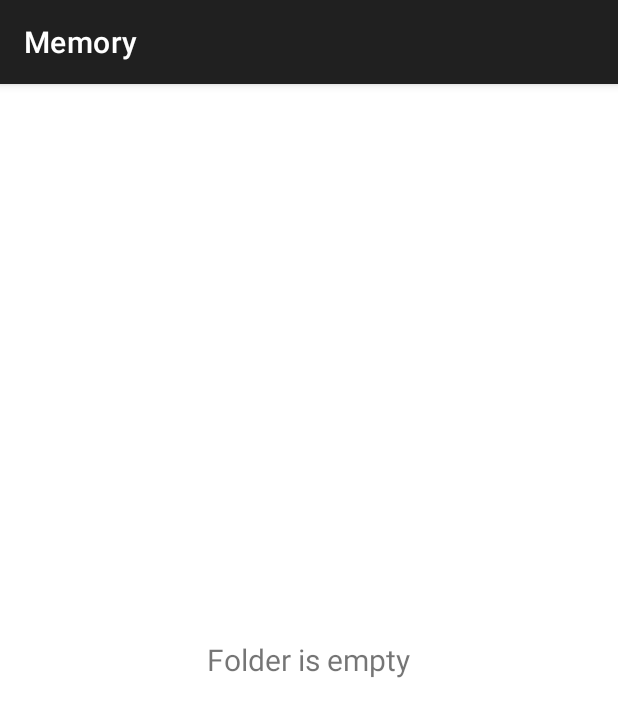
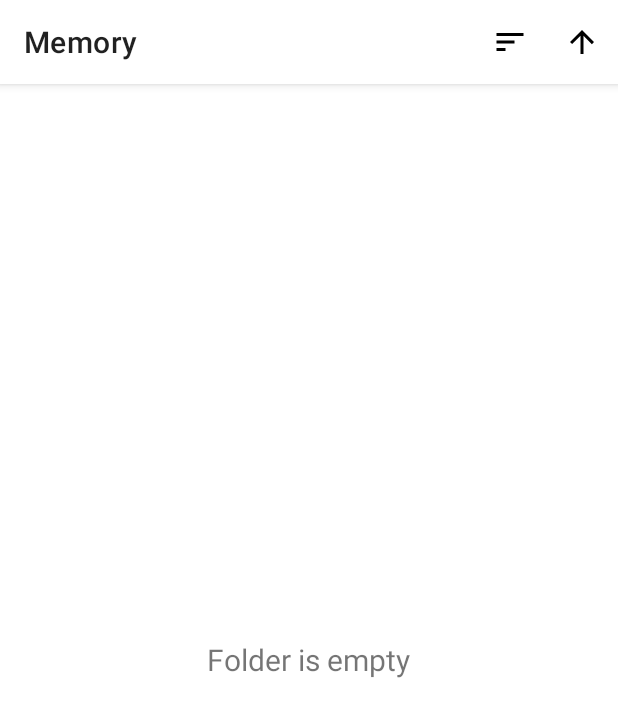
Before and after one commit to okuymakov/FileManager, an Android app: the screen it shows after launch (MainActivity), on a phone screen of 412 x 824 dp. Shown: the top 717 px of the screen. Run offline under Robolectric (Android 15) with nearby library versions, the phone set to English and light mode, and no system bars; 1 statement that could not run was skipped.

Commit message:
Add file sorting

```diff
--- a/app/src/main/java/com/example/vkinternshipapp/filemanager/FileManager.kt
+++ b/app/src/main/java/com/example/vkinternshipapp/filemanager/FileManager.kt
@@ -1,5 +1,6 @@
 package com.example.vkinternshipapp.filemanager
 
+import com.example.vkinternshipapp.core.sort
 import com.example.vkinternshipapp.models.FileModel
 import kotlinx.coroutines.*
 import java.io.File
@@ -28,9 +29,14 @@ class FileManager(
         }
     }
 
-    suspend fun fetchFiles(): List<FileModel> = withContext(dispatcher) {
-        val dirPath = stack.peek()
-        dirPath?.let { File(it) }?.listFiles()?.map { file ->
+    suspend fun fetchFiles(
+        sortType: SortType = SortType.BY_NAME,
+        isDescending: Boolean = false,
+        showHiddenFiles: Boolean = false
+    ): List<FileModel> = withContext(dispatcher) {
+        val path = stack.peek()
+        path?.let { File(it) }?.listFiles { file -> file.isHidden == showHiddenFiles }
+            ?.map { file ->
                 async {
                     FileModel(
                         name = if (file.isDirectory) file.name else file.nameWithoutExtension,
@@ -42,6 +48,6 @@ class FileManager(
                         itemsCount = file.listFiles()?.size ?: 0
                     )
                 }
-        }?.awaitAll()?.sortedWith(compareBy({ !it.isDirectory }, { it.name })) ?: emptyList()
+            }?.awaitAll()?.sort(sortType, isDescending) ?: emptyList()
     }
 }
--- /dev/null
+++ b/app/src/main/java/com/example/vkinternshipapp/filemanager/SortType.kt
@@ -0,0 +1,8 @@
+package com.example.vkinternshipapp.filemanager
+
+enum class SortType {
+    BY_NAME,
+    BY_SIZE,
+    BY_DATE,
+    BY_TYPE
+}
--- a/app/src/main/java/com/example/vkinternshipapp/ui/MainAction.kt
+++ b/app/src/main/java/com/example/vkinternshipapp/ui/MainAction.kt
@@ -1,6 +1,10 @@
 package com.example.vkinternshipapp.ui
+
+import com.example.vkinternshipapp.filemanager.SortType
 
 sealed class MainAction {
     data class MoveToDirectory(val path: String): MainAction()
     object MoveBack: MainAction()
+    object ChangeSortDirection: MainAction()
+    data class SortBy(val sortType: SortType) : MainAction()
 }
--- a/app/src/main/java/com/example/vkinternshipapp/ui/MainState.kt
+++ b/app/src/main/java/com/example/vkinternshipapp/ui/MainState.kt
@@ -1,6 +1,7 @@
 package com.example.vkinternshipapp.ui
 
 import com.example.vkinternshipapp.R
+import com.example.vkinternshipapp.filemanager.SortType
 import com.example.vkinternshipapp.core.StringResource
 import com.example.vkinternshipapp.core.UiText
 import com.example.vkinternshipapp.models.FileModel
@@ -9,5 +10,7 @@ data class MainState(
     val files: List<FileModel> = emptyList(),
     val isLoading: Boolean = false,
     val directories: List<UiText> = listOf(StringResource(R.string.root_dir_name)),
-    val isRoot: Boolean = true
+    val isRoot: Boolean = true,
+    val sortType: SortType = SortType.BY_NAME,
+    val isDescending: Boolean = false
 )
--- a/app/src/main/java/com/example/vkinternshipapp/ui/MainViewModel.kt
+++ b/app/src/main/java/com/example/vkinternshipapp/ui/MainViewModel.kt
@@ -3,10 +3,9 @@ package com.example.vkinternshipapp.ui
 import androidx.lifecycle.ViewModel
 import androidx.lifecycle.viewModelScope
 import com.example.vkinternshipapp.R
-import com.example.vkinternshipapp.core.Constants
-import com.example.vkinternshipapp.core.DynamicString
-import com.example.vkinternshipapp.core.StringResource
+import com.example.vkinternshipapp.core.*
 import com.example.vkinternshipapp.filemanager.FileManager
+import com.example.vkinternshipapp.filemanager.SortType
 import kotlinx.coroutines.channels.Channel
 import kotlinx.coroutines.flow.MutableStateFlow
 import kotlinx.coroutines.flow.asStateFlow
@@ -35,9 +34,7 @@ class MainViewModel(
 
     private fun moveBack() {
         if (fileManager.moveBack()) {
-            viewModelScope.launch {
-                fetchFiles()
-            }
+            fetchFiles()
         } else {
             viewModelScope.launch {
                 _events.send(MainEvent.CloseApp)
@@ -45,16 +42,21 @@ class MainViewModel(
         }
     }
 
-    private fun fetchFiles() {
+    private fun fetchFiles(
+        sortType: SortType = _state.value.sortType,
+        isDescending: Boolean = _state.value.isDescending
+    ) {
         viewModelScope.launch {
             val dirs = fileManager.currentPath
                 ?.replace(Constants.ROOT_PATH, "")?.split(File.separator)
                 ?.filterNot { it.isBlank() }?.map { DynamicString(it) } ?: emptyList()
             _state.emit(
                 _state.value.copy(
-                    files = fileManager.fetchFiles(),
+                    files = fileManager.fetchFiles(sortType, isDescending),
                     isRoot = fileManager.isRoot,
-                    directories = listOf(StringResource(R.string.root_dir_name)) + dirs
+                    directories = listOf(StringResource(R.string.root_dir_name)) + dirs,
+                    isDescending = isDescending,
+                    sortType = sortType
                 )
             )
         }
@@ -64,6 +66,8 @@ class MainViewModel(
         when (action) {
             MainAction.MoveBack -> moveBack()
             is MainAction.MoveToDirectory -> moveToDirectory(action.path)
+            MainAction.ChangeSortDirection -> fetchFiles(isDescending = !_state.value.isDescending)
+            is MainAction.SortBy -> fetchFiles(action.sortType)
         }
     }
 }
--- /dev/null
+++ b/app/src/main/res/drawable/ic_arrow_down_24.xml
@@ -0,0 +1,5 @@
+<vector android:height="24dp" android:tint="#000000"
+    android:viewportHeight="24" android:viewportWidth="24"
+    android:width="24dp" xmlns:android="http://schemas.android.com/apk/res/android">
+    <path android:fillColor="@android:color/white" android:pathData="M20,12l-1.41,-1.41L13,16.17V4h-2v12.17l-5.58,-5.59L4,12l8,8 8,-8z"/>
+</vector>
--- /dev/null
+++ b/app/src/main/res/drawable/ic_arrow_up_24.xml
@@ -0,0 +1,5 @@
+<vector android:height="24dp" android:tint="#000000"
+    android:viewportHeight="24" android:viewportWidth="24"
+    android:width="24dp" xmlns:android="http://schemas.android.com/apk/res/android">
+    <path android:fillColor="@android:color/white" android:pathData="M4,12l1.41,1.41L11,7.83V20h2V7.83l5.58,5.59L20,12l-8,-8 -8,8z"/>
+</vector>
--- /dev/null
+++ b/app/src/main/res/drawable/ic_sort_24.xml
@@ -0,0 +1,5 @@
+<vector android:height="24dp" android:tint="#000000"
+    android:viewportHeight="24" android:viewportWidth="24"
+    android:width="24dp" xmlns:android="http://schemas.android.com/apk/res/android">
+    <path android:fillColor="@android:color/white" android:pathData="M3,18h6v-2L3,16v2zM3,6v2h18L21,6L3,6zM3,13h12v-2L3,11v2z"/>
+</vector>
--- a/app/src/main/res/layout/activity_main.xml
+++ b/app/src/main/res/layout/activity_main.xml
@@ -15,10 +15,10 @@
 
         <com.google.android.material.appbar.MaterialToolbar
             android:id="@+id/toolbar"
-            style="@style/Widget.MaterialComponents.Toolbar.Primary"
+            style="@style/Widget.MaterialComponents.Toolbar.Surface"
             android:layout_width="match_parent"
             android:layout_height="?attr/actionBarSize"
-            app:navigationIconTint="@color/white"
+            app:menu="@menu/toolbar_menu"
             app:title="FileManager" />
     </com.google.android.material.appbar.AppBarLayout>
 
--- /dev/null
+++ b/app/src/main/res/menu/sort_popup.xml
@@ -0,0 +1,17 @@
+<?xml version="1.0" encoding="utf-8"?>
+<menu xmlns:android="http://schemas.android.com/apk/res/android">
+    <group android:checkableBehavior="single">
+        <item
+            android:id="@+id/by_name"
+            android:title="@string/sort_by_name" />
+        <item
+            android:id="@+id/by_date"
+            android:title="@string/sort_by_date" />
+        <item
+            android:id="@+id/by_type"
+            android:title="@string/sort_by_type" />
+        <item
+            android:id="@+id/by_size"
+            android:title="@string/sort_by_size" />
+    </group>
+</menu>
--- /dev/null
+++ b/app/src/main/res/menu/toolbar_menu.xml
@@ -0,0 +1,14 @@
+<?xml version="1.0" encoding="utf-8"?>
+<menu xmlns:android="http://schemas.android.com/apk/res/android"
+    xmlns:app="http://schemas.android.com/apk/res-auto">
+    <item android:id="@+id/change_sort_type"
+        android:icon="@drawable/ic_sort_24"
+        android:title="@string/menu_change_sort_type"
+        app:showAsAction="ifRoom">
+    </item>
+    <item android:id="@+id/change_sort_direction"
+        android:icon="@drawable/ic_arrow_up_24"
+        android:title="@string/menu_change_sort_direction"
+        app:showAsAction="ifRoom">
+    </item>
+</menu>
--- a/app/src/main/res/values/strings.xml
+++ b/app/src/main/res/values/strings.xml
@@ -17,4 +17,10 @@
     <string name="menu_open_file">Open file</string>
     <string name="menu_share_file">Share file</string>
     <string name="chooser_title_share_file">Share File</string>
+    <string name="menu_change_sort_direction">Change sort direction</string>
+    <string name="menu_change_sort_type">Sort by</string>
+    <string name="sort_by_name">Name</string>
+    <string name="sort_by_date">Date</string>
+    <string name="sort_by_type">Type</string>
+    <string name="sort_by_size">Size</string>
 </resources>
```
Also changed, not shown: app/src/main/java/com/example/vkinternshipapp/core/extensions.kt (+21 -2 lines), app/src/main/java/com/example/vkinternshipapp/ui/MainActivity.kt (+59 -2 lines). Lines whose indentation alone changed are shown as unchanged.
